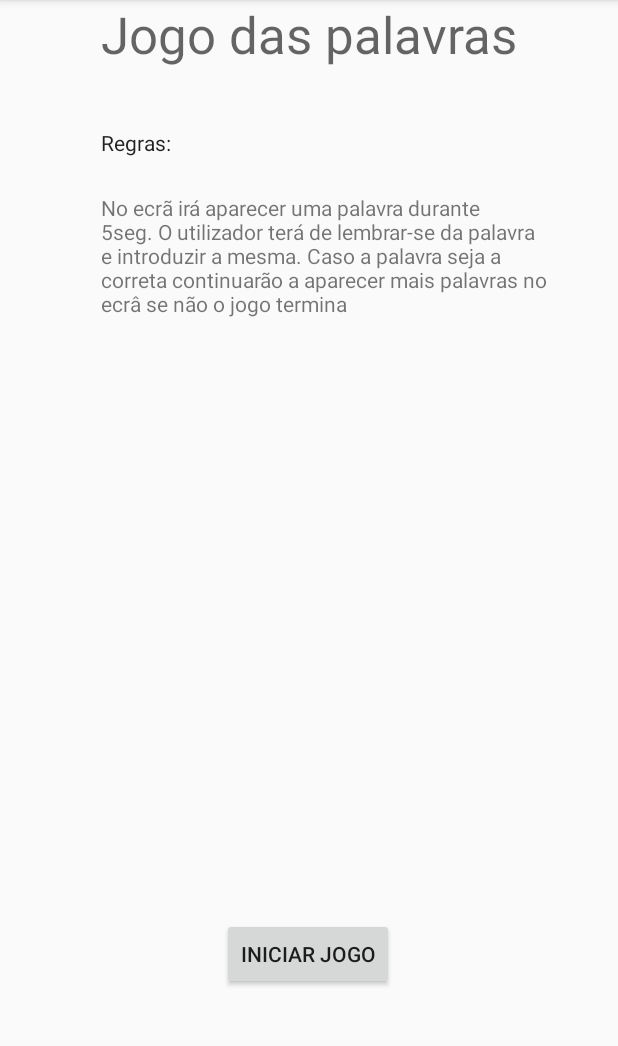
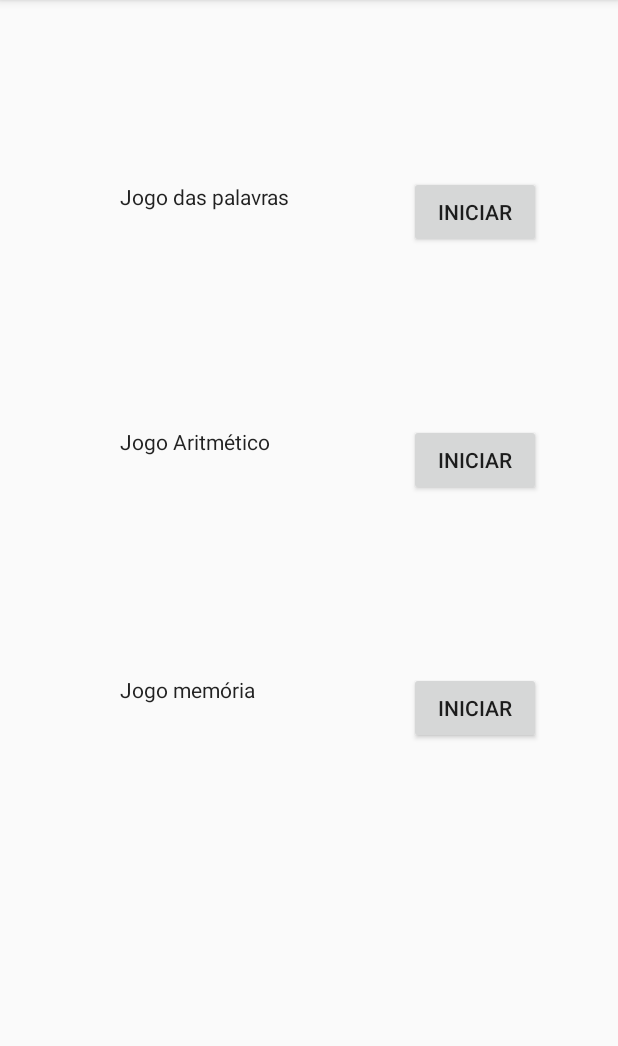
Before and after one commit to MarioMendes9/CmuProject, an Android app: the FirstPage screen opened directly, with no data from a screen before it, after a tap on "JOGOS", on a phone screen of 412 x 824 dp, the part 84-1130 px from its top. Run offline under Robolectric (Android 15) with nearby library versions, the light colour scheme and no system bars; our stand-ins replace Firebase (no records; nobody signed in at launch, a user with empty details on screens opened directly), Room's generated code.

Commit message:
Criação jogo Aritmético

```diff
--- a/app/src/main/AndroidManifest.xml
+++ b/app/src/main/AndroidManifest.xml
@@ -9,9 +9,11 @@
         android:roundIcon="@mipmap/ic_launcher_round"
         android:supportsRtl="true"
         android:theme="@style/AppTheme">
-        <activity android:name=".JogoMemoria"></activity>
+        <activity android:name=".JogoAritmeticoResultado"></activity>
+        <activity android:name=".JogoAritmetico" />
+        <activity android:name=".MenuJogos" />
+        <activity android:name=".JogoMemoria" />
         <activity android:name=".jogo_memoria2" />
-        <activity android:name=".RegrasJogo" />
         <activity android:name=".LoginActivity">
             <intent-filter>
                 <action android:name="android.intent.action.MAIN" />
--- a/app/src/main/java/com/example/cmuproject/LoginActivity.java
+++ b/app/src/main/java/com/example/cmuproject/LoginActivity.java
@@ -86,7 +86,7 @@ public class LoginActivity extends AppCompatActivity implements Login.OnFragment
 
     @Override
     public void loadGames() {
-        Intent myIntent = new Intent(this, RegrasJogo.class);
+        Intent myIntent = new Intent(this, MenuJogos.class);
         startActivity(myIntent);
     }
 
--- /dev/null
+++ b/app/src/main/java/com/example/cmuproject/MenuJogos.java
@@ -0,0 +1,52 @@
+package com.example.cmuproject;
+
+import androidx.appcompat.app.AppCompatActivity;
+
+import android.content.Intent;
+import android.os.Bundle;
+import android.view.View;
+import android.widget.Button;
+import android.widget.TextView;
+
+public class MenuJogos extends AppCompatActivity {
+ TextView jogoMemoria;
+ TextView jogoAritmetico;
+ TextView jogoPalavras;
+
+ Button iniciarJogoPalavras;
+ Button iniciarJogoAritmetico;
+ Button iniciarJogoMemoria;
+    @Override
+    protected void onCreate(Bundle savedInstanceState) {
+        super.onCreate(savedInstanceState);
+        setContentView(R.layout.activity_menu_jogos);
+
+        jogoMemoria=findViewById(R.id.textJogoMemoria);
+        jogoAritmetico=findViewById(R.id.textJogoAritmetico);
+        jogoPalavras=findViewById(R.id.textJogoPalavras);
+
+        iniciarJogoAritmetico=findViewById(R.id.jogoAritmetico);
+        iniciarJogoPalavras=findViewById(R.id.jogoPalavras);
+        iniciarJogoMemoria=findViewById(R.id.jogoMemoria);
+
+        iniciarJogoPalavras.setOnClickListener(new View.OnClickListener(){
+            @Override
+            public void onClick(View v) {
+                Intent it = new Intent(MenuJogos.this, JogoMemoria.class);
+                startActivity(it);
+
+            }
+
+        });
+
+        iniciarJogoAritmetico.setOnClickListener(new View.OnClickListener(){
+            @Override
+            public void onClick(View v) {
+                Intent it = new Intent(MenuJogos.this, JogoAritmetico.class);
+                startActivity(it);
+
+            }
+
+        });
+    }
+}
--- a/app/src/main/java/com/example/cmuproject/RegrasJogo.java
+++ /dev/null
@@ -1,41 +0,0 @@
-package com.example.cmuproject;
-
-import androidx.appcompat.app.AppCompatActivity;
-
-import android.content.Intent;
-import android.os.Bundle;
-import android.view.View;
-import android.widget.Button;
-import android.widget.ImageView;
-import android.widget.TextView;
-
-public class RegrasJogo extends AppCompatActivity {
-    TextView titulo;
-    TextView regras;
-    TextView tituloRegras;
-    Button iniciarJogo;
-    ImageView img;
-
-    @Override
-    protected void onCreate(Bundle savedInstanceState) {
-        super.onCreate(savedInstanceState);
-        setContentView(R.layout.activity_regras_jogo_memoria);
-        img=findViewById(R.id.imageView);
-        img.setImageResource(R.drawable.bacon);
-        titulo= findViewById(R.id.textView2);
-        regras= findViewById(R.id.regras);
-        tituloRegras= findViewById(R.id.textView6);
-        iniciarJogo= findViewById(R.id.button);
-
-        iniciarJogo.setOnClickListener(new View.OnClickListener(){
-            @Override
-            public void onClick(View v) {
-
-                Intent it = new Intent(RegrasJogo.this, JogoMemoria.class);
-                startActivity(it);
-
-            }
-
-        });
-    }
-}
--- a/app/src/main/java/com/example/cmuproject/jogo_memoria2.java
+++ b/app/src/main/java/com/example/cmuproject/jogo_memoria2.java
@@ -29,7 +29,7 @@ public class jogo_memoria2 extends AppCompatActivity {
         jogar.setOnClickListener(new View.OnClickListener(){
             @Override
             public void onClick(View v) {
-                //Intent intent = new Intent(this, RegrasJogo.class);
+                //Intent intent = new Intent(this, MenuJogos.class);
                 //startActivity(intent);
                 Intent it = new Intent(jogo_memoria2.this, JogoMemoria.class);
                 startActivity(it);
--- a/app/src/main/res/layout/activity_jogo_memoria.xml
+++ b/app/src/main/res/layout/activity_jogo_memoria.xml
@@ -4,7 +4,7 @@
     xmlns:tools="http://schemas.android.com/tools"
     android:layout_width="match_parent"
     android:layout_height="match_parent"
-    tools:context=".RegrasJogo">
+    tools:context=".MenuJogos">
 
     <TextView
         android:id="@+id/textView"
--- /dev/null
+++ b/app/src/main/res/layout/activity_menu_jogos.xml
@@ -0,0 +1,71 @@
+<?xml version="1.0" encoding="utf-8"?>
+<androidx.constraintlayout.widget.ConstraintLayout xmlns:android="http://schemas.android.com/apk/res/android"
+    xmlns:app="http://schemas.android.com/apk/res-auto"
+    xmlns:tools="http://schemas.android.com/tools"
+    android:layout_width="match_parent"
+    android:layout_height="match_parent"
+    tools:context=".MenuJogos">
+
+    <Button
+        android:id="@+id/jogoPalavras"
+        android:layout_width="wrap_content"
+        android:layout_height="wrap_content"
+        android:layout_marginTop="117dp"
+        android:layout_marginEnd="51dp"
+        android:text="Iniciar"
+        app:layout_constraintEnd_toEndOf="parent"
+        app:layout_constraintTop_toTopOf="parent" />
+
+    <Button
+        android:id="@+id/jogoAritmetico"
+        android:layout_width="wrap_content"
+        android:layout_height="wrap_content"
+        android:layout_marginTop="117dp"
+        android:layout_marginEnd="51dp"
+        android:text="Iniciar"
+        app:layout_constraintEnd_toEndOf="parent"
+        app:layout_constraintTop_toBottomOf="@+id/jogoPalavras" />
+
+    <Button
+        android:id="@+id/jogoMemoria"
+        android:layout_width="wrap_content"
+        android:layout_height="wrap_content"
+        android:layout_marginTop="117dp"
+        android:layout_marginEnd="51dp"
+        android:text="Iniciar"
+        app:layout_constraintEnd_toEndOf="parent"
+        app:layout_constraintTop_toBottomOf="@+id/jogoAritmetico" />
+
+    <TextView
+        android:id="@+id/textJogoPalavras"
+        android:layout_width="wrap_content"
+        android:layout_height="wrap_content"
+        android:layout_marginStart="80dp"
+        android:layout_marginTop="121dp"
+        android:text="Jogo das palavras"
+        android:textAppearance="@style/TextAppearance.AppCompat.Body1"
+        app:layout_constraintStart_toStartOf="parent"
+        app:layout_constraintTop_toTopOf="parent" />
+
+    <TextView
+        android:id="@+id/textJogoAritmetico"
+        android:layout_width="wrap_content"
+        android:layout_height="wrap_content"
+        android:layout_marginStart="80dp"
+        android:layout_marginTop="144dp"
+        android:text="Jogo Aritmético"
+        android:textAppearance="@style/TextAppearance.AppCompat.Body1"
+        app:layout_constraintStart_toStartOf="parent"
+        app:layout_constraintTop_toBottomOf="@+id/textJogoPalavras" />
+
+    <TextView
+        android:id="@+id/textJogoMemoria"
+        android:layout_width="wrap_content"
+        android:layout_height="wrap_content"
+        android:layout_marginStart="80dp"
+        android:layout_marginTop="146dp"
+        android:text="Jogo memória"
+        android:textAppearance="@style/TextAppearance.AppCompat.Body1"
+        app:layout_constraintStart_toStartOf="parent"
+        app:layout_constraintTop_toBottomOf="@+id/textJogoAritmetico" />
+</androidx.constraintlayout.widget.ConstraintLayout>
--- a/app/src/main/res/layout/activity_regras_jogo_memoria.xml
+++ /dev/null
@@ -1,74 +0,0 @@
-<?xml version="1.0" encoding="utf-8"?>
-<androidx.constraintlayout.widget.ConstraintLayout xmlns:android="http://schemas.android.com/apk/res/android"
-    xmlns:app="http://schemas.android.com/apk/res-auto"
-    xmlns:tools="http://schemas.android.com/tools"
-    android:layout_width="match_parent"
-    android:layout_height="match_parent"
-    tools:context=".JogoMemoria">
-
-    <TextView
-        android:id="@+id/textView2"
-        android:layout_width="wrap_content"
-        android:layout_height="wrap_content"
-        android:layout_marginStart="67dp"
-        android:layout_marginEnd="67dp"
-        android:text="Jogo das palavras"
-        android:textAppearance="@style/TextAppearance.AppCompat.Display1"
-        app:layout_constraintEnd_toEndOf="parent"
-        app:layout_constraintHorizontal_bias="0.0"
-        app:layout_constraintStart_toStartOf="parent"
-        tools:layout_editor_absoluteY="286dp" />
-
-    <TextView
-        android:id="@+id/regras"
-        android:layout_width="114dp"
-        android:layout_height="31dp"
-        android:layout_marginStart="67dp"
-        android:layout_marginTop="40dp"
-        android:layout_marginEnd="230dp"
-        android:text="Regras:"
-        android:textAppearance="@style/TextAppearance.AppCompat.Body1"
-        app:layout_constraintBottom_toTopOf="@+id/textView6"
-        app:layout_constraintEnd_toEndOf="parent"
-        app:layout_constraintHorizontal_bias="0.0"
-        app:layout_constraintStart_toStartOf="parent"
-        app:layout_constraintTop_toBottomOf="@+id/textView2" />
-
-    <TextView
-        android:id="@+id/textView6"
-        android:layout_width="302dp"
-        android:layout_height="124dp"
-        android:layout_marginStart="67dp"
-        android:layout_marginTop="12dp"
-        android:layout_marginEnd="42dp"
-        android:text="No ecrã irá aparecer uma palavra durante 5seg. O utilizador terá de lembrar-se da palavra e introduzir a mesma. Caso a palavra seja a correta continuarão a aparecer mais palavras no ecrâ se não o jogo termina"
-        app:layout_constraintEnd_toEndOf="parent"
-        app:layout_constraintHorizontal_bias="0.0"
-        app:layout_constraintStart_toStartOf="parent"
-        app:layout_constraintTop_toBottomOf="@+id/regras" />
-
-    <Button
-        android:id="@+id/button"
-        android:layout_width="wrap_content"
-        android:layout_height="wrap_content"
-        android:layout_marginStart="148dp"
-        android:layout_marginEnd="149dp"
-        android:layout_marginBottom="108dp"
-        android:text="Iniciar jogo"
-        app:layout_constraintBottom_toBottomOf="parent"
-        app:layout_constraintEnd_toEndOf="parent"
-        app:layout_constraintHorizontal_bias="0.0"
-        app:layout_constraintStart_toStartOf="parent" />
-
-    <ImageView
-        android:id="@+id/imageView"
-        android:layout_width="272dp"
-        android:layout_height="238dp"
-        android:layout_marginStart="70dp"
-        android:layout_marginEnd="70dp"
-        android:src="@drawable/bacon"
-        app:layout_constraintBottom_toTopOf="@+id/textView2"
-        app:layout_constraintEnd_toEndOf="parent"
-        app:layout_constraintHorizontal_bias="0.0"
-        app:layout_constraintStart_toStartOf="parent" />
-</androidx.constraintlayout.widget.ConstraintLayout>
```
Also changed, not shown: app/src/main/java/com/example/cmuproject/JogoAritmetico.java (added, +101 -0 lines), app/src/main/java/com/example/cmuproject/JogoAritmeticoResultado.java (added, +14 -0 lines), app/src/main/java/com/example/cmuproject/JogoMemoria.java (+21 -9 lines), app/src/main/res/layout/activity_jogo_aritmetico.xml (added, +76 -0 lines), app/src/main/res/layout/activity_jogo_aritmetico_resultado.xml (added, +9 -0 lines).
